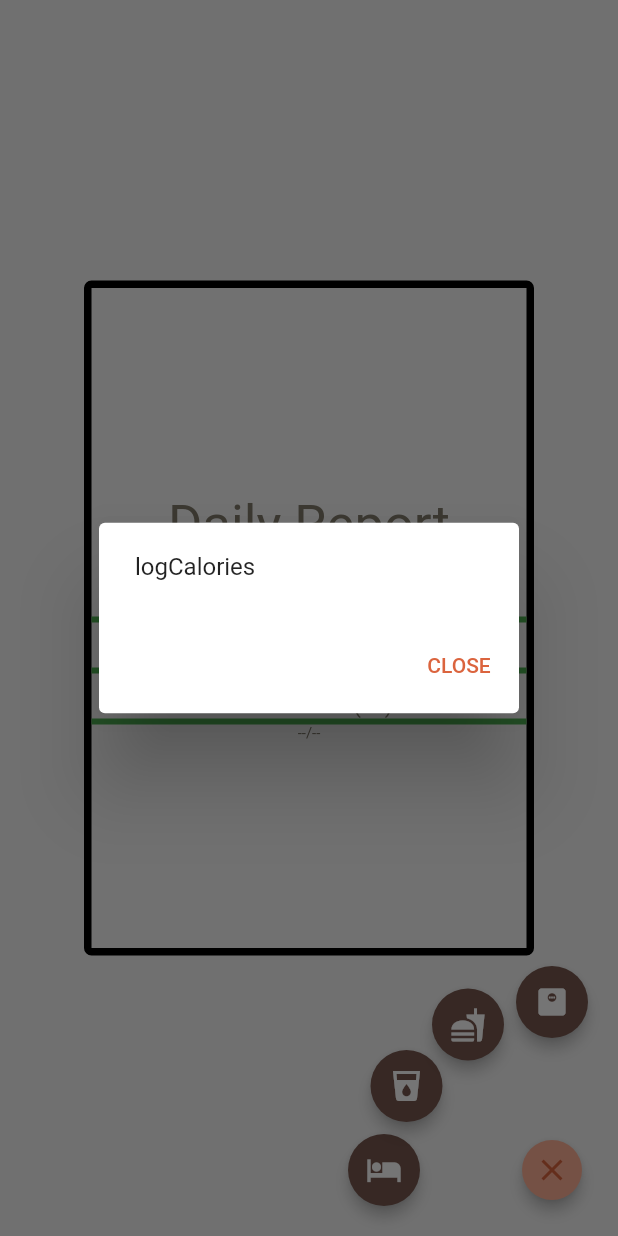
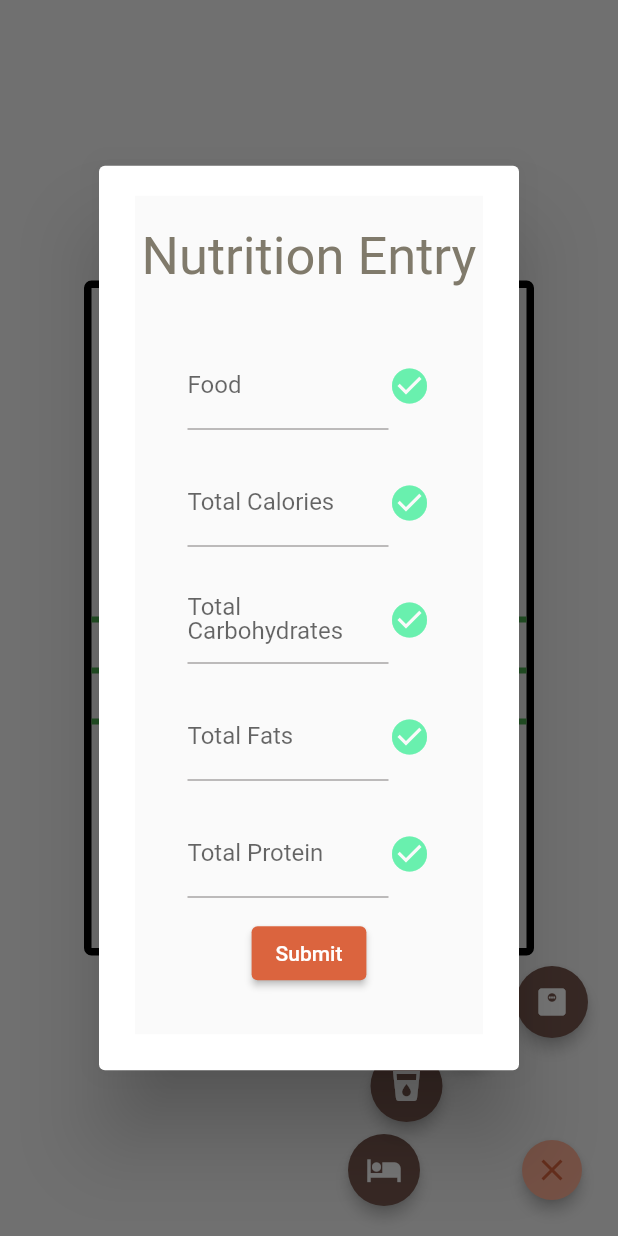
Before and after one commit to GDauterman/rpi_beefcake, a Flutter app: the HomePage screen opened directly, after a tap on the "close" icon, after a tap on the "fastfood" icon, on a phone screen of 412 x 824 dp. Run offline on Flutter 3.47's test engine with Material 2 defaults, Android fonts, the phone set to English and light mode, and no system bars; our stand-ins replace cloud_firestore, dropdown_textfield, firebase_auth, firebase_core, fl_chart; accounts and stored records are empty.

Commit message:
Loging button works and it is very pretty :)

```diff
--- a/lib/home_page.dart
+++ b/lib/home_page.dart
@@ -2,6 +2,7 @@
 import 'package:cloud_firestore/cloud_firestore.dart';
 import 'package:flutter/material.dart';
 import 'package:firebase_auth/firebase_auth.dart';
+import 'package:rpi_beefcake/profile_page.dart';
 import 'package:rpi_beefcake/style_lib.dart';
 import 'package:rpi_beefcake/widget_library.dart';
 
@@ -9,22 +10,39 @@ import 'firestore.dart';
 import 'dart:math';
 
 enum ColTypes { Nutrition, Hydration, Sleep }
+enum healthSubPages { home, sleep, nutrition, hydration, goals }
 
 class HomePage extends StatelessWidget {
   static const _actionTitles = ["LogSleep", "logHydration", "logCalories", "logGoals"]; //set goals to be added
+  healthSubPages curPage = healthSubPages.home;
+
   void _showAction(BuildContext context, int index) {
     showDialog<void>(
       context: context,
       builder: (context) {
-        return AlertDialog(
-          content: Text(_actionTitles[index]),
-          actions: [
-            TextButton(
-              onPressed: () => Navigator.of(context).pop(),
-              child: const Text('CLOSE'),
-            ),
-          ],
-        );
+        switch(index) {
+          case 0:
+            return AlertDialog(
+                content: SleepPage()
+            );
+          case 2:
+            return AlertDialog(
+                content: NutritionPage()
+            );
+          case 1:
+            return AlertDialog(
+                content: HydrationPage()
+            );
+          case 3:
+            return AlertDialog(
+                content: ProfilePage()
+            );
+          default: //should never be triggered
+            return AlertDialog(
+              content: Text("Hello world :)")
+            );
+        }
+        //return null;
       },
     );
   }
@@ -52,7 +70,7 @@ class HomePage extends StatelessWidget {
           icon: const Icon(Icons.fastfood),
         ),
         ActionButton(
-          onPressed: () => _showAction(context, 2),
+          onPressed: () => _showAction(context, 3),
           icon: const Icon(Icons.monitor_weight),
         ),
       ],
@@ -168,6 +186,144 @@ class _ProgressMeter extends State<ProgressMeter> {
         );
       }
     );
-
   }
 }
+
+class HydrationPage extends StatelessWidget {
+  HydrationPage({Key? key}) : super(key: key);
+
+  @override
+  Widget build(BuildContext context){
+    List<FieldOptions> sleepOptions = [
+      FieldOptions(
+        hint: 'oz of liquid',
+        invalidText: 'Enter a number',
+        keyboard: TextInputType.number,
+        regString: r'^0*\d+(\.\d+)?$',
+      ),
+    ];
+    return Material(
+      // Sleep Container
+      child: SingleChildScrollView(
+        child: Column(
+            children: [
+              Padding(
+                padding: EdgeInsets.only(top:20),
+                child: Text(
+                  'Hydration Entry',
+                  style: TextStyle(
+                      fontSize: 35
+                  ),
+                ),
+              ),
+              FieldWithEnter(fieldOptions: sleepOptions, dataEntry: FirebaseService().addHydration),
+            ]
+        ),
+      ),
+    );
+  }
+}
+
+class NutritionPage extends StatelessWidget {
+  NutritionPage({Key? key}) : super(key: key);
+
+  @override
+  Widget build(BuildContext context){
+    List<FieldOptions> sleepOptions = [
+      FieldOptions(
+        hint: 'Food',
+        invalidText: 'Enter name of food',
+        keyboard: TextInputType.text,
+        regString: r'.+',
+      ),
+      FieldOptions(
+        hint: 'Total Calories',
+        invalidText: 'Enter a whole number',
+        keyboard: TextInputType.number,
+        regString: r'\d+',
+      ),
+      FieldOptions(
+        hint: 'Total Carbohydrates',
+        invalidText: 'Enter a whole number',
+        keyboard: TextInputType.number,
+        regString: r'\d+',
+      ),
+      FieldOptions(
+        hint: 'Total Fats',
+        invalidText: 'Enter a whole number',
+        keyboard: TextInputType.number,
+        regString: r'\d+',
+      ),
+      FieldOptions(
+        hint: 'Total Protein',
+        invalidText: 'Enter a whole number',
+        keyboard: TextInputType.number,
+        regString: r'\d+',
+      ),
+    ];
+    return Material(
+      // Sleep Container
+      child: SingleChildScrollView(
+        child: Column(
+            children: [
+              Padding(
+                padding: EdgeInsets.only(top:20),
+                child: Text(
+                  'Nutrition Entry',
+                  style: TextStyle(
+                      fontSize: 35
+                  ),
+                ),
+              ),
+              FieldWithEnter(fieldOptions: sleepOptions, dataEntry: FirebaseService().addNutrition),
+            ]
+        ),
+      ),
+    );
+  }
+}
+
+class SleepPage extends StatelessWidget {
+  SleepPage({Key? key}) : super(key: key);
+
+  @override
+  Widget build(BuildContext context) {
+    List<FieldOptions> sleepOptions = [
+      FieldOptions(
+        hint: 'Hours Slept',
+        invalidText: 'Enter  number',
+        keyboard: TextInputType.number,
+        regString: r'^0*\d{1,2}(\.\d+)?$',
+      ),
+      FieldOptions(
+        hint: 'Sleep Quality (0-100)',
+        invalidText: 'Enter an integer from 0 to 100',
+        keyboard: TextInputType.number,
+        regString: r'^0*(\d{1,2}|100)$',
+      ),
+      FieldOptions(
+        hint: 'Notes',
+      )
+    ];
+    return Material(
+      // Sleep Container
+      child: SingleChildScrollView(
+        child: Column(
+            children: [
+              Padding(
+                padding: EdgeInsets.only(top: 20),
+                child: Text(
+                  'Sleep Entry',
+                  style: TextStyle(
+                      fontSize: 35
+                  ),
+                ),
+              ),
+              FieldWithEnter(fieldOptions: sleepOptions,
+                  dataEntry: FirebaseService().addSleep),
+            ]
+        ),
+      ),
+    );
+  }
+}
```
